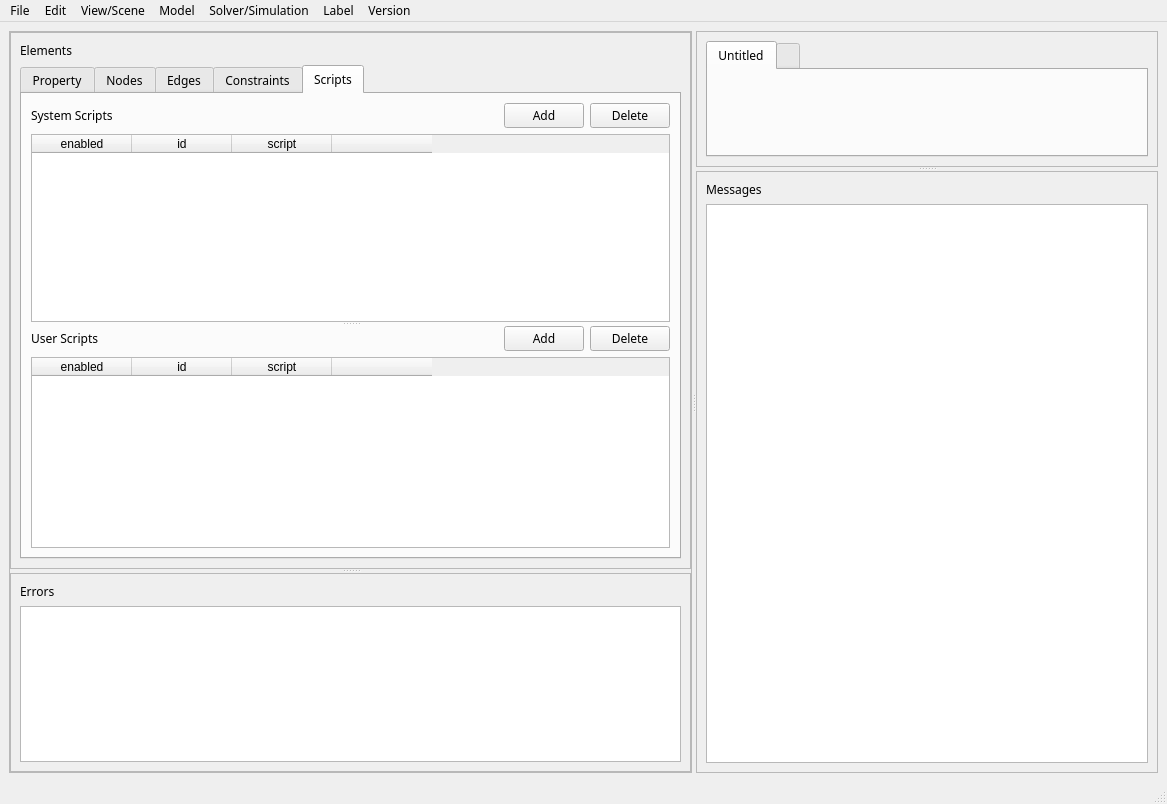
myngshj3/graphcore-poc, file gui/Ui_MainWindow.ui: the form before one commit.
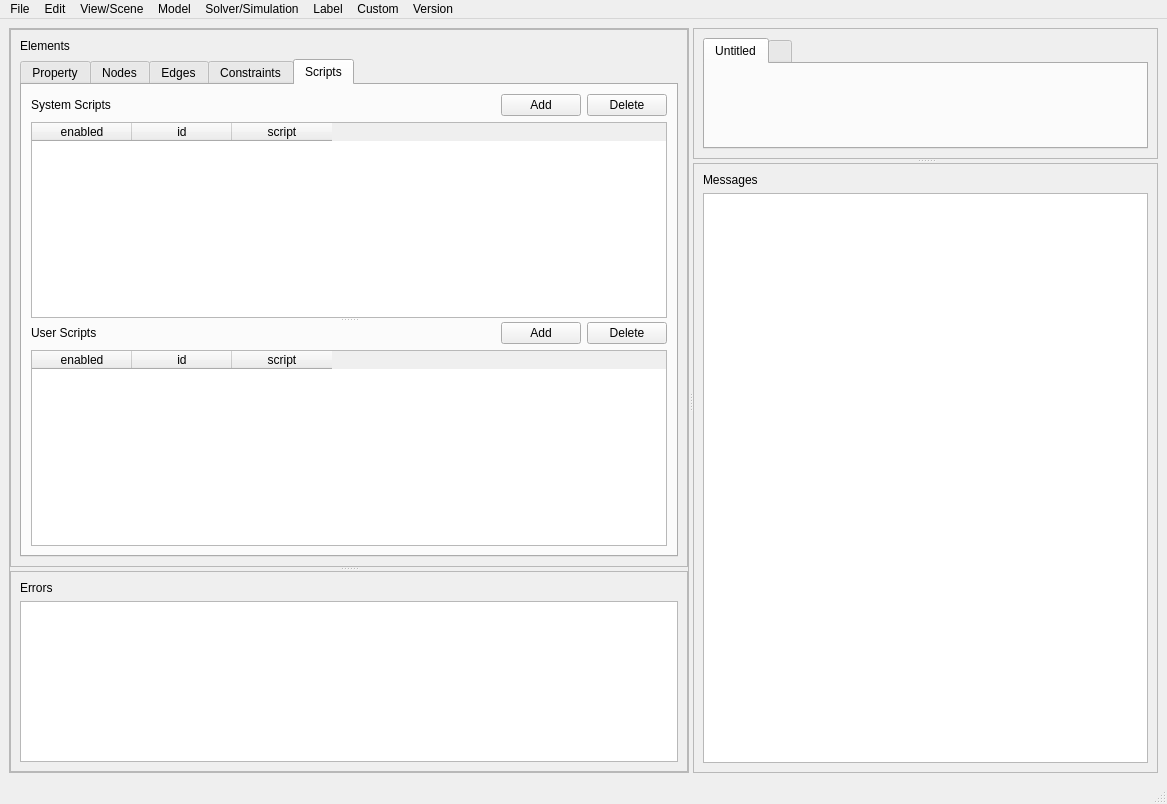
The form after the commit. The open tabs and pages were chosen to show the change. Custom widgets are drawn as their Qt base class.

Diff of the .ui file:
```diff
--- a/gui/Ui_MainWindow.ui
+++ b/gui/Ui_MainWindow.ui
@@ -12,7 +12,6 @@
   </property>
   <property name="font">
    <font>
-    <family>メイリオ</family>
     <kerning>true</kerning>
    </font>
   </property>
@@ -456,6 +455,9 @@
                           <property name="selectionBehavior">
                            <enum>QAbstractItemView::SelectRows</enum>
                           </property>
+                          <property name="gridStyle">
+                           <enum>Qt::SolidLine</enum>
+                          </property>
                           <attribute name="verticalHeaderVisible">
                            <bool>false</bool>
                           </attribute>
@@ -477,11 +479,6 @@
                             <string>script</string>
                            </property>
                           </column>
-                          <column>
-                           <property name="text">
-                            <string/>
-                           </property>
-                          </column>
                          </widget>
                         </item>
                        </layout>
@@ -558,11 +555,6 @@
                             <string>script</string>
                            </property>
                           </column>
-                          <column>
-                           <property name="text">
-                            <string/>
-                           </property>
-                          </column>
                          </widget>
                         </item>
                        </layout>
@@ -849,12 +841,18 @@
     <addaction name="actionStart_Solver"/>
     <addaction name="actionVisualizer"/>
    </widget>
+   <widget class="QMenu" name="menuCustom">
+    <property name="title">
+     <string>Custom</string>
+    </property>
+   </widget>
    <addaction name="menuFile"/>
    <addaction name="menuEdit"/>
    <addaction name="menuView_Scene"/>
    <addaction name="menuModel"/>
    <addaction name="menuSolver_Simulation"/>
    <addaction name="menuLabel"/>
+   <addaction name="menuCustom"/>
    <addaction name="menuVersion"/>
   </widget>
   <widget class="QStatusBar" name="statusbar"/>
```
Left out of the diff: 8 changed lines with no effect on the pictures.
